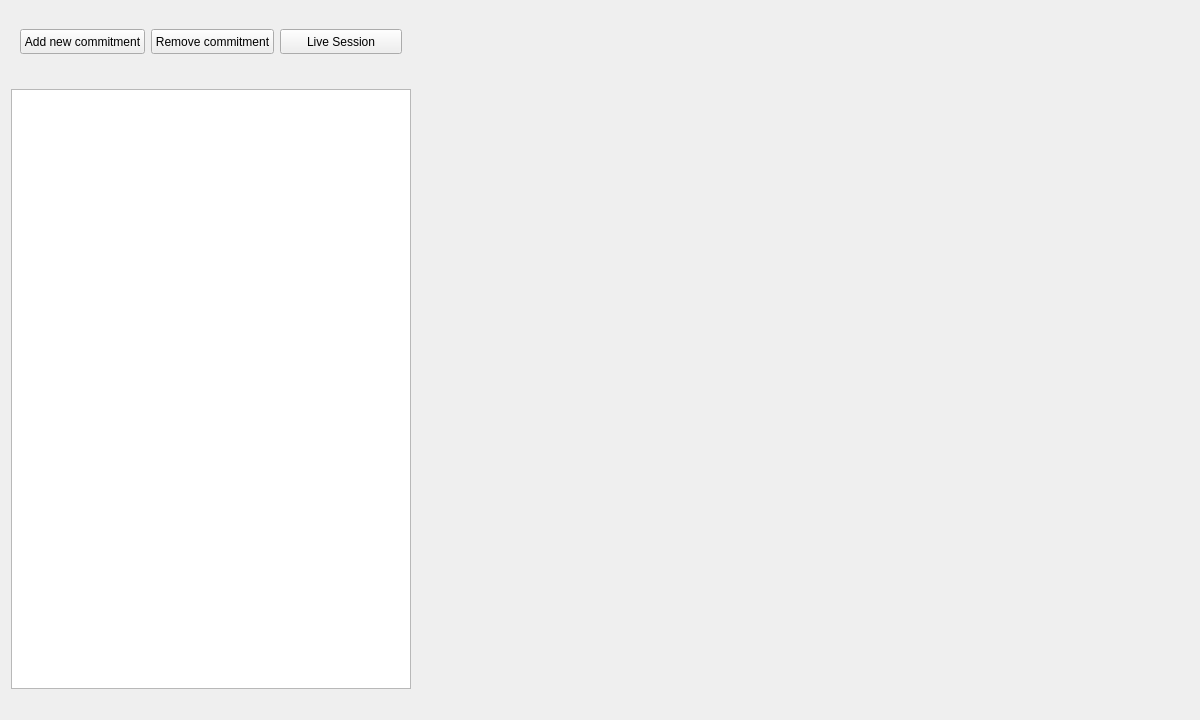
Above: Tasker/CommStatsQWidget.ui from thebigG/Tasker before the change. Below: the same form after it.
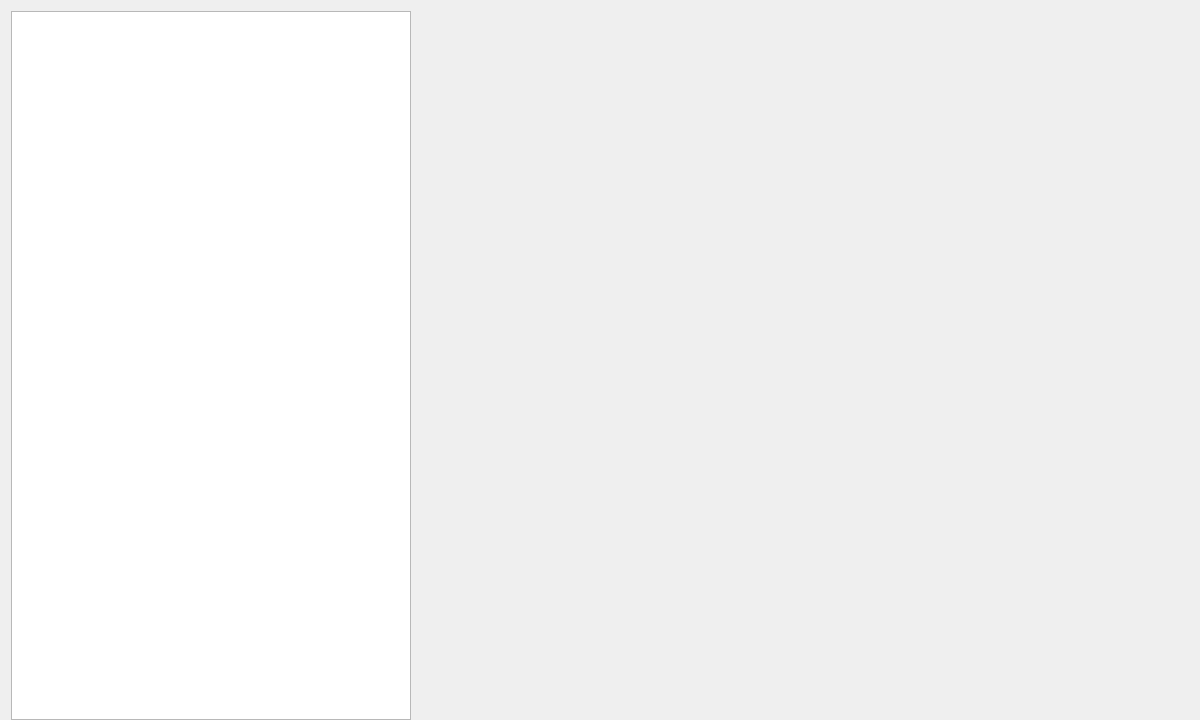
That is the form after the change.

What changed in the file:
```diff
--- a/Tasker/CommStatsQWidget.ui
+++ b/Tasker/CommStatsQWidget.ui
@@ -10,23 +10,29 @@
     <height>720</height>
    </rect>
   </property>
+  <property name="maximumSize">
+   <size>
+    <width>16777215</width>
+    <height>1200</height>
+   </size>
+  </property>
   <property name="windowTitle">
    <string>Tasker - My Commitments</string>
   </property>
   <layout class="QGridLayout" name="gridLayout">
-   <property name="topMargin">
-    <number>0</number>
-   </property>
    <property name="bottomMargin">
     <number>0</number>
    </property>
-   <item row="1" column="0">
+   <item row="0" column="1">
+    <widget class="QWidget" name="commitmentReportQWidget" native="true"/>
+   </item>
+   <item row="0" column="0">
     <widget class="QTreeWidget" name="commitmentsQTreeWidget">
      <property name="enabled">
       <bool>true</bool>
      </property>
      <property name="sizePolicy">
-      <sizepolicy hsizetype="Fixed" vsizetype="Fixed">
+      <sizepolicy hsizetype="Preferred" vsizetype="Preferred">
        <horstretch>0</horstretch>
        <verstretch>0</verstretch>
       </sizepolicy>
@@ -39,8 +45,8 @@
      </property>
      <property name="maximumSize">
       <size>
-       <width>16777215</width>
-       <height>16777215</height>
+       <width>400</width>
+       <height>800</height>
       </size>
      </property>
      <property name="frameShape">
@@ -77,96 +83,6 @@
      </column>
     </widget>
    </item>
-   <item row="0" column="0">
-    <widget class="QFrame" name="topBarQFrame">
-     <property name="maximumSize">
-      <size>
-       <width>400</width>
-       <height>25</height>
-      </size>
-     </property>
-     <property name="frameShape">
-      <enum>QFrame::NoFrame</enum>
-     </property>
-     <property name="frameShadow">
-      <enum>QFrame::Raised</enum>
-     </property>
-     <layout class="QHBoxLayout" name="horizontalLayout">
-      <property name="topMargin">
-       <number>0</number>
-      </property>
-      <property name="bottomMargin">
-       <number>0</number>
-      </property>
-      <item>
-       <widget class="QPushButton" name="addCommitmentQPushButton">
-        <property name="sizePolicy">
-         <sizepolicy hsizetype="Fixed" vsizetype="Fixed">
-          <horstretch>0</horstretch>
-          <verstretch>0</verstretch>
-         </sizepolicy>
-        </property>
-        <property name="maximumSize">
-         <size>
-          <width>200</width>
-          <height>25</height>
-         </size>
-        </property>
-        <property name="text">
-         <string>Add new commitment</string>
-        </property>
-       </widget>
-      </item>
-      <item>
-       <widget class="QPushButton" name="removeCommitmentQPushButton">
-        <property name="sizePolicy">
-         <sizepolicy hsizetype="Fixed" vsizetype="Fixed">
-          <horstretch>0</horstretch>
-          <verstretch>0</verstretch>
-         </sizepolicy>
-        </property>
-        <property name="maximumSize">
-         <size>
-          <width>200</width>
-          <height>25</height>
-         </size>
-        </property>
-        <property name="text">
-         <string>Remove commitment</string>
-        </property>
-        <property name="iconSize">
-         <size>
-          <width>20</width>
-          <height>20</height>
-         </size>
-        </property>
-       </widget>
-      </item>
-      <item>
-       <widget class="QPushButton" name="liveSessionQPushButton">
-        <property name="sizePolicy">
-         <sizepolicy hsizetype="Fixed" vsizetype="Fixed">
-          <horstretch>0</horstretch>
-          <verstretch>0</verstretch>
-         </sizepolicy>
-        </property>
-        <property name="maximumSize">
-         <size>
-          <width>200</width>
-          <height>25</height>
-         </size>
-        </property>
-        <property name="text">
-         <string>Live Session</string>
-        </property>
-       </widget>
-      </item>
-     </layout>
-    </widget>
-   </item>
-   <item row="1" column="1">
-    <widget class="QWidget" name="widget" native="true"/>
-   </item>
   </layout>
  </widget>
  <resources/>
```
